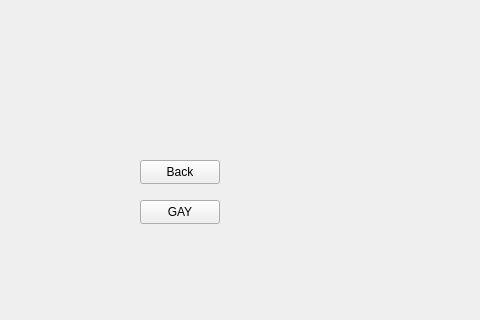
Old version of the form frontend/gym_frontend/mainwindow/mainwindow.ui in the repository AlexMNK/dyplom-gym; both pictures show x 320 to 800 and y 280 to 600 of the 800 by 600 pixel window.
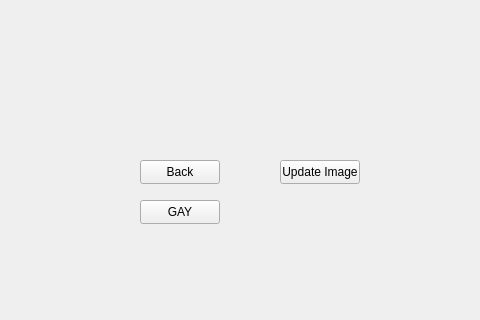
New version of the form.

Commit message: Updating image workds for current image of 30KB

Diff of the .ui file:
```diff
--- a/frontend/gym_frontend/mainwindow/mainwindow.ui
+++ b/frontend/gym_frontend/mainwindow/mainwindow.ui
@@ -79,6 +79,19 @@
      <string>GAY</string>
     </property>
    </widget>
+   <widget class="QPushButton" name="update_img">
+    <property name="geometry">
+     <rect>
+      <x>600</x>
+      <y>440</y>
+      <width>80</width>
+      <height>24</height>
+     </rect>
+    </property>
+    <property name="text">
+     <string>Update Image</string>
+    </property>
+   </widget>
   </widget>
  </widget>
  <resources/>
```
The commit also changes 4 other files.
